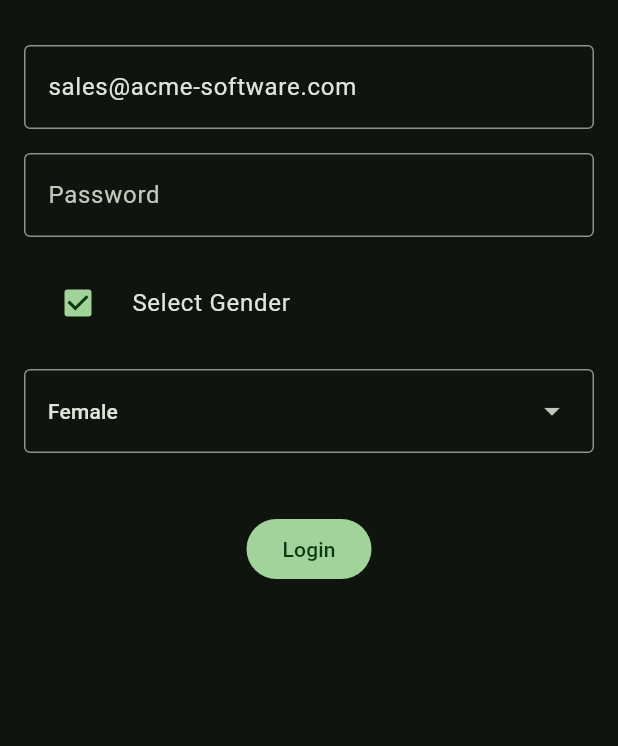
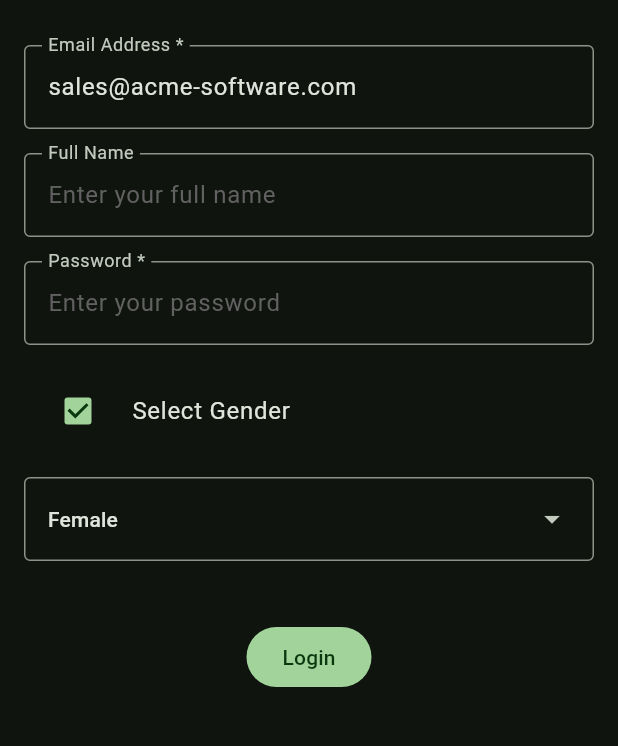
Before and after one commit to AcmeSoftwareLLC/uniform, a Flutter app: the screen it shows after launch, after a tap on "Select Gender", on a phone screen of 412 x 824 dp, the part 63-809 px from its top. Run offline on Flutter 3.47's test engine with Material 3 defaults, Android fonts, the phone set to English and light mode, and no system bars.

Commit message:
:sparkles: added `isRequired`

```diff
--- a/example/lib/fields/text_input_field.dart
+++ b/example/lib/fields/text_input_field.dart
@@ -8,12 +8,14 @@ import 'package:uniform/uniform.dart';
 class TextInputField extends StatelessWidget {
   const TextInputField({
     required this.tag,
+    required this.labelText,
     required this.hintText,
     this.obscureText = false,
     super.key,
   });
 
   final Object tag;
+  final String labelText;
   final String hintText;
   final bool obscureText;
 
@@ -25,8 +27,11 @@ class TextInputField extends StatelessWidget {
         return TextFormField(
           controller: textEditingController,
           decoration: InputDecoration(
+            label: Text(controller.isRequired ? '$labelText *' : labelText),
             hintText: hintText,
             errorText: controller.error.message,
+            floatingLabelBehavior: FloatingLabelBehavior.always,
+            hintStyle: TextStyle(color: Colors.grey.shade700),
           ),
           onChanged: controller.onChanged,
           obscureText: obscureText,
--- a/example/lib/login_page.dart
+++ b/example/lib/login_page.dart
@@ -38,12 +38,20 @@ class _LoginPageState extends State<LoginPage> {
             children: [
               const TextInputField(
                 tag: LoginFormTags.email,
-                hintText: 'Email',
+                labelText: 'Email Address',
+                hintText: 'Enter your email address',
+              ),
+              const SizedBox(height: 16),
+              const TextInputField(
+                tag: LoginFormTags.name,
+                labelText: 'Full Name',
+                hintText: 'Enter your full name',
               ),
               const SizedBox(height: 16),
               const TextInputField(
                 tag: LoginFormTags.password,
-                hintText: 'Password',
+                labelText: 'Password',
+                hintText: 'Enter your password',
                 obscureText: true,
               ),
               const SizedBox(height: 16),
--- a/example/lib/login_view_model.dart
+++ b/example/lib/login_view_model.dart
@@ -9,6 +9,7 @@ import 'package:uniform_example/validators/email_input_field_validator.dart';
 import 'package:uniform_example/validators/password_input_field_validator.dart';
 
 enum LoginFormTags {
+  name,
   email,
   password,
   selectGender,
@@ -17,20 +18,32 @@ enum LoginFormTags {
 
 class LoginViewModel extends ChangeNotifier {
   LoginViewModel()
-      : formController = FormController(
-          validators: {const InputFieldValidator.required()},
-          debugLabel: 'LoginFormController',
-        ) {
+      : formController = FormController(debugLabel: 'LoginFormController') {
+    _nameField = TextFieldController.create(
+      formController,
+      tag: LoginFormTags.name,
+    );
+
     _emailField = TextFieldController.create(
       formController,
       tag: LoginFormTags.email,
-    )..setValidators({const EmailInputFieldValidator()});
+    )..setValidators(
+        {
+          const InputFieldValidator.required(),
+          const EmailInputFieldValidator()
+        },
+      );
 
     _passwordField = TextFieldController.create(
       formController,
       tag: LoginFormTags.password,
       autoValidate: true,
-    )..setValidators({const PasswordInputFieldValidator()});
+    )..setValidators(
+        {
+          const InputFieldValidator.required(),
+          const PasswordInputFieldValidator()
+        },
+      );
 
     FieldController<bool>.create(
       formController,
@@ -54,6 +67,7 @@ class LoginViewModel extends ChangeNotifier {
 
   final FormController formController;
 
+  late final TextFieldController _nameField;
   late final TextFieldController _emailField;
   late final TextFieldController _passwordField;
   late final FieldController<Gender> _genderField;
@@ -73,6 +87,7 @@ class LoginViewModel extends ChangeNotifier {
       await Future<void>.delayed(const Duration(seconds: 2));
 
       _userData = {
+        'Full Name': _nameField.value,
         'Email Address': _emailField.value,
         'Password': _passwordField.value,
         'Gender': _genderField.value?.name,
--- a/lib/src/core/field_controller_base.dart
+++ b/lib/src/core/field_controller_base.dart
@@ -32,6 +32,10 @@ abstract class _FieldControllerBase<T extends Object> extends ChangeNotifier {
   InputFieldError _error = InputFieldError.none();
 
   T? get value => _value;
+
+  bool get isRequired {
+    return _validators.contains(const _RequiredInputFieldValidator());
+  }
 
   /// The current error of this field.
   InputFieldError get error => _error;
--- a/lib/src/core/input_field_validator.dart
+++ b/lib/src/core/input_field_validator.dart
@@ -30,4 +30,12 @@ class _RequiredInputFieldValidator implements InputFieldValidator {
 
     return InputFieldError.none();
   }
+
+  String get _name => 'RequiredInputFieldValidator';
+
+  @override
+  int get hashCode => _name.hashCode;
+
+  @override
+  bool operator ==(Object other) => other is _RequiredInputFieldValidator;
 }
--- a/pubspec.yaml
+++ b/pubspec.yaml
@@ -1,6 +1,6 @@
 name: uniform
 description: A lightweight form library for Flutter that handles form validation and state management gracefully, with unified form representation.
-version: 2.0.5
+version: 2.0.6
 homepage: https://acmesoftware.com
 repository: https://github.com/AcmeSoftwareLLC/uniform
 issue_tracker: https://github.com/AcmeSoftwareLLC/uniform/issues
```
Also changed, not shown: 4 other files.
